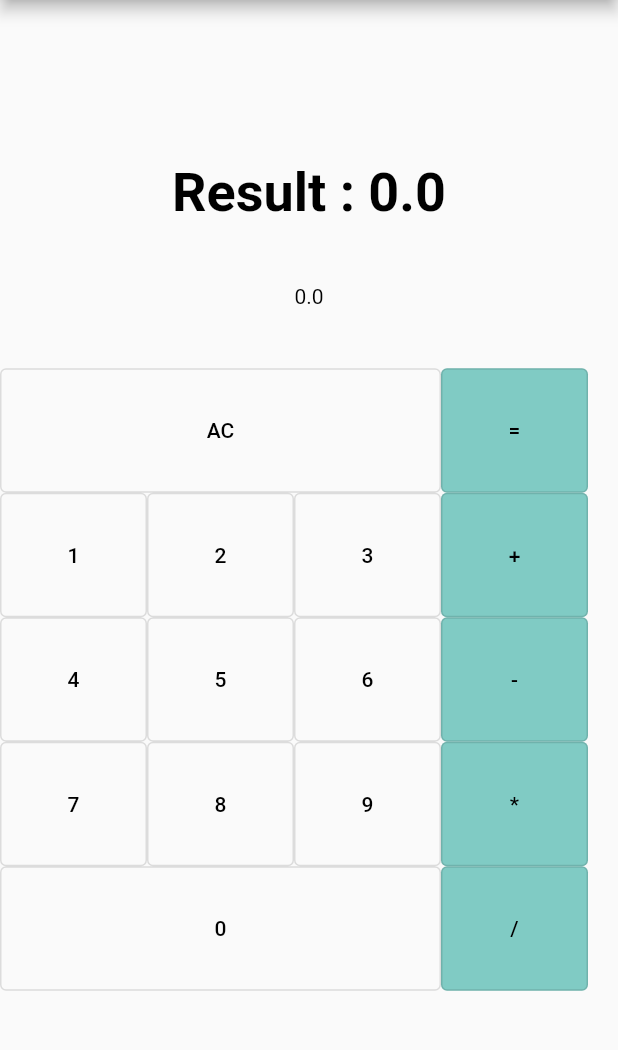
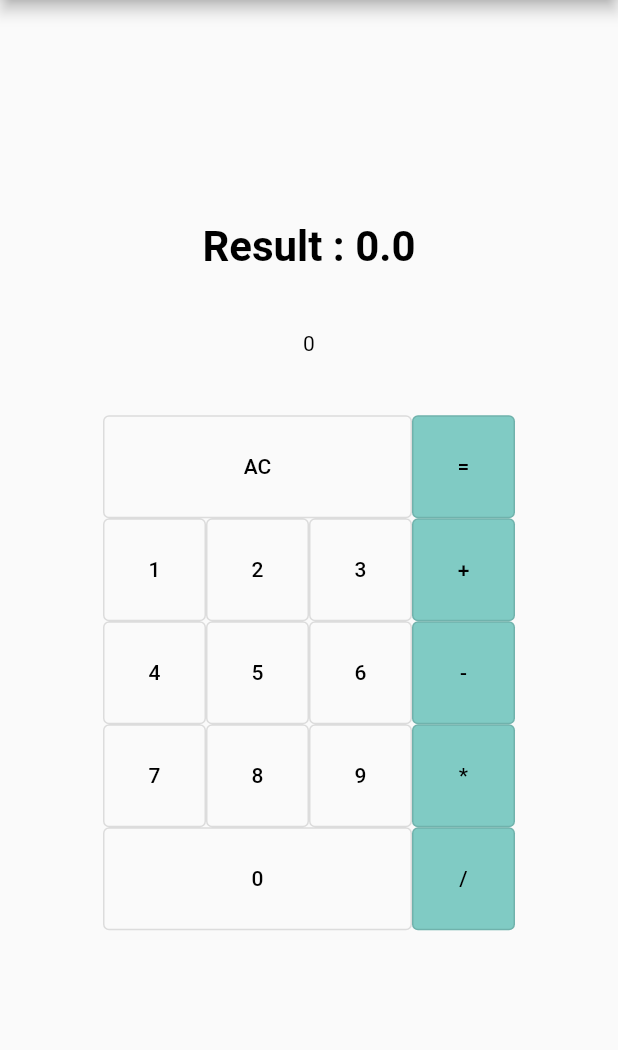
Before and after one commit to 137042/Kumoh42_Flutter_Calculator, a Flutter app: the screen it shows after launch, after a tap on "AC", on a phone screen of 412 x 824 dp, the part 84-1134 px from its top. Run offline on Flutter 3.47's test engine with Material 2 defaults, Android fonts, the phone set to English and light mode, and no system bars.

Commit message:
update main.dart

```diff
--- a/lib/main.dart
+++ b/lib/main.dart
@@ -35,14 +35,39 @@ class _MyCalculator extends State<MyCalculator>
 
   Widget build(BuildContext context)
   {
-    var buttonHeight = MediaQuery.of(context).size.height / 8 - 20;
-    var normalButtonWidth = (MediaQuery.of(context).size.width - 20) / 4;
+    var buttonHeight = MediaQuery.of(context).size.height / 12;
+    var normalButtonWidth = MediaQuery.of(context).size.width / 6;
     var wideButtonWidth = normalButtonWidth * 3;
 
     var pressedSymbol = '';
     double firstValue = 0.0, secondValue = 0.0, result = 0.0;
-    StringBuffer strBuf = StringBuffer("");
-    String temp = "$firstValue";
+    StringBuffer strBuf = new StringBuffer();
+    String temp = "0", lastCalc = "";
+
+    double calculate(double firstValue, double secondValue, var symbol)
+    {
+      switch(symbol)
+      {
+        case '+':
+          firstValue = firstValue + secondValue;
+          break;
+        case '-':
+          firstValue = firstValue - secondValue;
+          break;
+        case '*':
+          firstValue = firstValue * secondValue;
+          break;
+        case '/':
+          if(firstValue != 0){
+            firstValue = firstValue / secondValue;
+          }
+          else{
+            firstValue = 0;
+          }
+          break;
+      }
+      return firstValue;
+    }
 
     return Scaffold(
       appBar: AppBar(
@@ -61,7 +86,7 @@ class _MyCalculator extends State<MyCalculator>
                   textAlign: TextAlign.center,
                   style: TextStyle(
                     color: _textColor,
-                    fontSize: 36.0,
+                    fontSize: 28.0,
                     fontWeight: FontWeight.bold
                   )
                 )
@@ -74,6 +99,8 @@ class _MyCalculator extends State<MyCalculator>
                 )
               ),
               Row(
+                mainAxisAlignment: MainAxisAlignment.center,
+                crossAxisAlignment: CrossAxisAlignment.center,
                 children: <Widget>[
                   OutlinedButton(
                     child: Text("AC",
@@ -85,6 +112,7 @@ class _MyCalculator extends State<MyCalculator>
                     ),
                     onPressed: (){
                       setState((){
+                        lastCalc = strBuf.toString();
                         strBuf.clear();
                         firstValue = secondValue = result = 0;
                       });
@@ -101,34 +129,17 @@ class _MyCalculator extends State<MyCalculator>
                     ),
                     onPressed: (){
                       setState((){
+
                         secondValue = double.parse(strBuf.toString());
-                        switch(pressedSymbol){
-                          case '+':
-                            result = firstValue + secondValue;
-                            break;
-                          case '-':
-                            result = firstValue - secondValue;
-                            break;
-                          case '*':
-                            result = firstValue * secondValue;
-                            break;
-                          case '/':
-                            if(firstValue == 0){
-                              result = 0;
-                            }
-                            else{
-                              result = firstValue / secondValue;
-                            }
-                            break;
-                        }
-                        firstValue = secondValue = 0;
-                        strBuf.clear();
+                        calculate(firstValue, secondValue, pressedSymbol);
                       });
                     }
                   )
                 ]
               ),
               Row(
+                mainAxisAlignment: MainAxisAlignment.center,
+                crossAxisAlignment: CrossAxisAlignment.center,
                 children: <Widget>[
                   OutlinedButton(
                     child: Text("1",
@@ -140,7 +151,8 @@ class _MyCalculator extends State<MyCalculator>
                     ),
                     onPressed: (){
                       setState((){
-                        strBuf.write(1);
+                        strBuf.write("1");
+                        temp = strBuf.toString();
                       });
                     }
                   ),
@@ -155,6 +167,7 @@ class _MyCalculator extends State<MyCalculator>
                     onPressed: (){
                       setState((){
                         strBuf.write(2);
+                        temp = strBuf.toString();
                       });
                     }
                   ),
@@ -169,6 +182,7 @@ class _MyCalculator extends State<MyCalculator>
                     onPressed: (){
                       setState((){
                         strBuf.write(3);
+                        temp = strBuf.toString();
                       });
                     }
                   ),
@@ -189,6 +203,8 @@ class _MyCalculator extends State<MyCalculator>
                 ]
               ),
               Row(
+              mainAxisAlignment: MainAxisAlignment.center,
+              crossAxisAlignment: CrossAxisAlignment.center,
                 children: <Widget>[
                   OutlinedButton(
                     child: Text("4",
@@ -201,6 +217,7 @@ class _MyCalculator extends State<MyCalculator>
                     onPressed: (){
                       setState((){
                         strBuf.write(4);
+                        temp = strBuf.toString();
                       });
                     }
                   ),
@@ -215,6 +232,7 @@ class _MyCalculator extends State<MyCalculator>
                     onPressed: (){
                       setState((){
                         strBuf.write(5);
+                        temp = strBuf.toString();
                       });
                     }
                   ),
@@ -229,6 +247,7 @@ class _MyCalculator extends State<MyCalculator>
                     onPressed: (){
                       setState((){
                         strBuf.write(6);
+                        temp = strBuf.toString();
                       });
                     }
                   ),
@@ -252,6 +271,8 @@ class _MyCalculator extends State<MyCalculator>
                 ]
               ),
               Row(
+                mainAxisAlignment: MainAxisAlignment.center,
+                crossAxisAlignment: CrossAxisAlignment.center,
                 children: <Widget>[
                   OutlinedButton(
                     child: Text("7",
@@ -264,6 +285,7 @@ class _MyCalculator extends State<MyCalculator>
                     onPressed: (){
                       setState((){
                         strBuf.write(7);
+                        temp = strBuf.toString();
                       });
                     }
                   ),
@@ -278,6 +300,7 @@ class _MyCalculator extends State<MyCalculator>
                     onPressed: (){
                       setState((){
                         strBuf.write(8);
+                        temp = strBuf.toString();
                       });
                     }
                   ),
@@ -292,6 +315,7 @@ class _MyCalculator extends State<MyCalculator>
                     onPressed: (){
                       setState((){
                         strBuf.write(9);
+                        temp = strBuf.toString();
                       });
                     }
                   ),
@@ -315,6 +339,8 @@ class _MyCalculator extends State<MyCalculator>
                 ]
               ),
               Row(
+                mainAxisAlignment: MainAxisAlignment.center,
+                crossAxisAlignment: CrossAxisAlignment.center,
                 children: <Widget>[
                   OutlinedButton(
                     child: Text("0",
```
